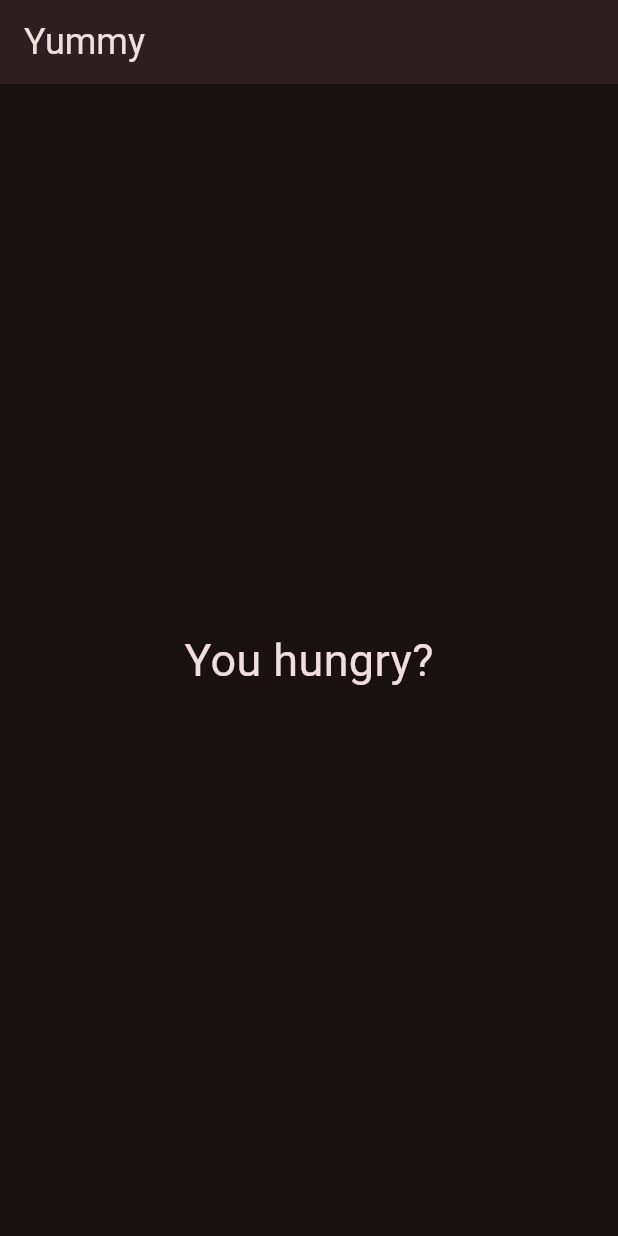
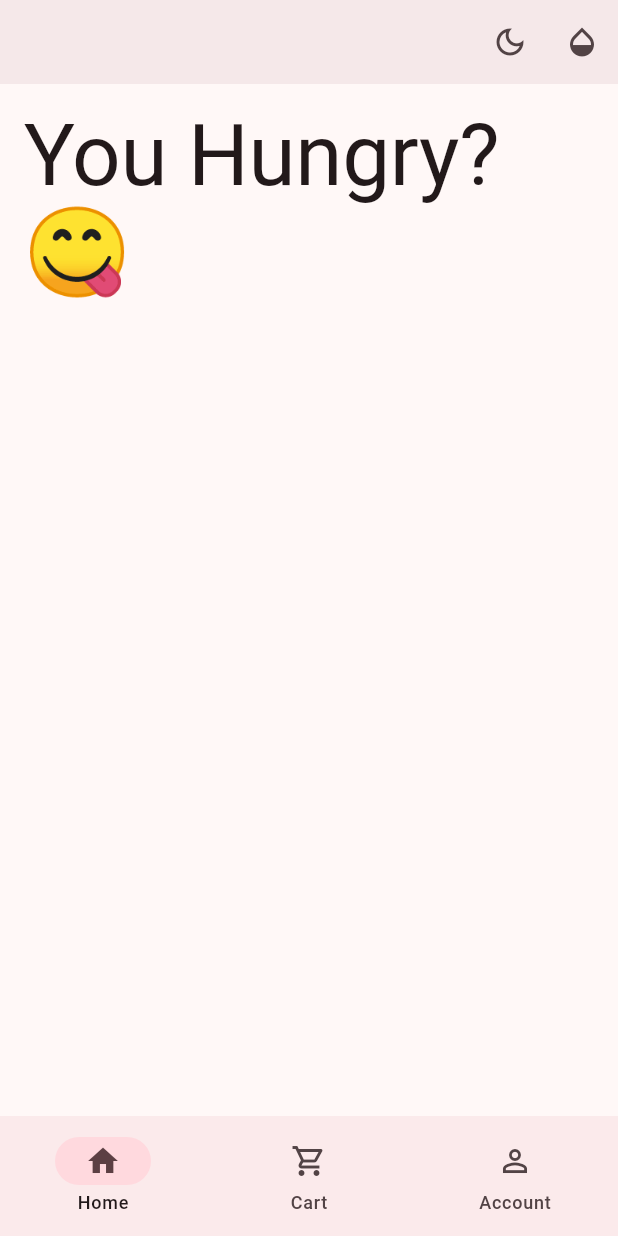
Before and after one commit to Maxwell-016/Yummy, a Flutter app: the screen it shows after launch, on a phone screen of 412 x 824 dp. Run offline on Flutter 3.47's test engine with Material 3 defaults, Android fonts, the phone set to English and light mode, and no system bars.

```diff
--- a/lib/components/theme_button.dart
+++ b/lib/components/theme_button.dart
@@ -8,10 +8,11 @@ class ThemeButton extends StatelessWidget {
   Widget build(BuildContext context) {
     final isBright = Theme.of(context).brightness == Brightness.light;
     return IconButton(
-      onPressed: () => changeThemeMode(!isBright),
       icon: isBright
           ? const Icon(Icons.dark_mode_outlined)
           : const Icon(Icons.light_mode_outlined),
+
+      onPressed: () => changeThemeMode(!isBright),
     );
   }
 }
--- /dev/null
+++ b/lib/home.dart
@@ -0,0 +1,76 @@
+import 'package:flutter/material.dart';
+import 'package:hotel/components/color_button.dart';
+import 'package:hotel/components/constants.dart';
+import 'package:hotel/components/theme_button.dart';
+
+class Home extends StatefulWidget {
+  final void Function(bool useLightMode) changeTheme;
+  final void Function(int changeColor) changeColor;
+  final ColorSelection colorSelected;
+
+  const Home(
+      {super.key,
+      required this.changeTheme,
+      required this.changeColor,
+      required this.colorSelected});
+
+  @override
+  State<Home> createState() => _HomeState();
+}
+
+class _HomeState extends State<Home> {
+  int tab = 0;
+
+  List<NavigationDestination> appBarDestinations = const [
+    NavigationDestination(
+      icon: Icon(Icons.home_outlined),
+      label: 'Home',
+      selectedIcon: Icon(Icons.home),
+    ),
+    NavigationDestination(
+      icon: Icon(Icons.shopping_cart_outlined),
+      label: 'Cart',
+      selectedIcon: Icon(Icons.shopping_cart),
+    ),
+    NavigationDestination(
+      icon: Icon(Icons.person_outline),
+      label: 'Account',
+      selectedIcon: Icon(Icons.person),
+    ),
+  ];
+
+  @override
+  Widget build(BuildContext context) {
+    //TODO:  define pages
+
+    return Scaffold(
+      appBar: AppBar(
+        elevation: 4.0,
+        backgroundColor: Theme.of(context).colorScheme.background,
+        actions: [
+          ThemeButton(changeThemeMode: widget.changeTheme),
+          ColorButton(
+              changeColor: widget.changeColor,
+              colorSelected: widget.colorSelected)
+        ],
+      ),
+      //TODO: Switch between pages
+      body: Padding(
+        padding: const EdgeInsets.all(16.0),
+        child: Text(
+          'You Hungry?😋',
+          style: Theme.of(context).textTheme.displayLarge,
+        ),
+      ),
+      bottomNavigationBar: NavigationBar(
+        destinations: appBarDestinations,
+        selectedIndex: tab,
+        onDestinationSelected: (index) {
+          setState(() {
+            tab = index;
+          });
+        },
+      ),
+    );
+  }
+}
--- a/lib/main.dart
+++ b/lib/main.dart
@@ -1,13 +1,13 @@
 import 'package:flutter/material.dart';
 import 'package:hotel/components/constants.dart';
+import 'package:hotel/home.dart';
 
 void main() {
-  runApp(Yummy());
+  runApp(const Yummy());
 }
 
 class Yummy extends StatefulWidget {
-
-  Yummy({super.key});
+  const Yummy({super.key});
 
   @override
   State<Yummy> createState() => _YummyState();
@@ -15,24 +15,26 @@ class Yummy extends StatefulWidget {
 
 class _YummyState extends State<Yummy> {
   // TODO: Setup default theme
-  ThemeMode themeMode=ThemeMode.dark;
+  ThemeMode themeMode = ThemeMode.light;
 
   ColorSelection colorSelected = ColorSelection.pink;
 
   //TODO: Add changeTheme above here
-  void changeThemeMode(bool useLightMode){
+  void changeThemeMode(bool useLightMode) {
     setState(() {
-      themeMode=useLightMode? ThemeMode.light : ThemeMode.dark;
+      themeMode = useLightMode ? ThemeMode.light : ThemeMode.dark;
     });
   }
-  void changeColor(int value){
+
+  void changeColor(int value) {
     setState(() {
       colorSelected = ColorSelection.values[value];
     });
   }
+
   @override
   Widget build(BuildContext context) {
-    const appTitle="Yummy";
+    const appTitle = "Yummy";
 
     // TODO: Setup default theme
 
@@ -54,16 +56,9 @@ class _YummyState extends State<Yummy> {
         ),
 
         //TODO: Replace scaffold with home widget
-      home: Scaffold(
-        appBar: AppBar(
-          //TODo: Add action buttons
-          elevation: 4.0,
-          title: const Text(appTitle,style: TextStyle(fontSize:24.0),),
-        ),
-        body: const Center(
-          child: Text("You hungry?",style: TextStyle(fontSize: 30.0),),
-        ),
-      ),
-    );
+        home: Home(
+            changeTheme: changeThemeMode,
+            changeColor: changeColor,
+            colorSelected: colorSelected));
   }
 }
```
Lines whose indentation alone changed are shown as unchanged.
